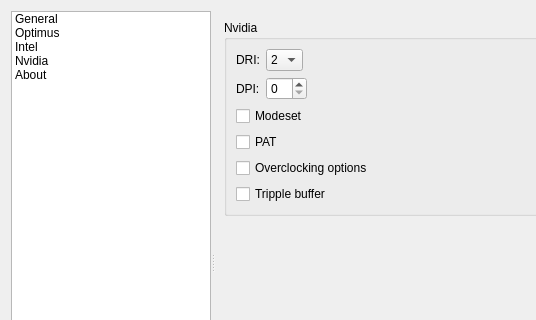
This is src/settingsdialog.ui in Shatur/optimus-manager-qt as Qt 5 draws it before an edit; both pictures show x 0 to 536 and y 0 to 320 of the 800 by 552 pixel window. The edited form follows.
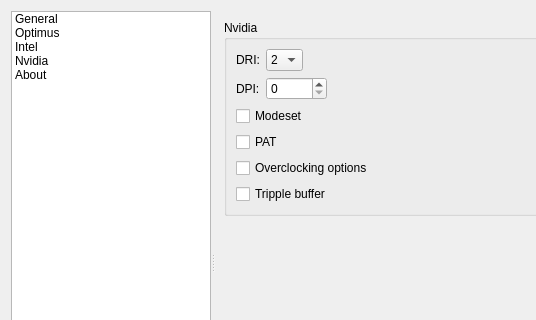
This is the edited form. The open tabs and pages were chosen to show the change. Icons and pictures are not drawn.

Commit message: specify maximum dpi for nvidia QSpinBox

Patch:
```diff
--- a/src/settingsdialog.ui
+++ b/src/settingsdialog.ui
@@ -718,7 +718,11 @@
               </widget>
              </item>
              <item>
-              <widget class="QSpinBox" name="nvidiaDpiSpinBox"/>
+              <widget class="QSpinBox" name="nvidiaDpiSpinBox">
+               <property name="maximum">
+                <number>65535</number>
+               </property>
+              </widget>
              </item>
              <item>
               <spacer name="nvidiaDpiSpacer">
```
